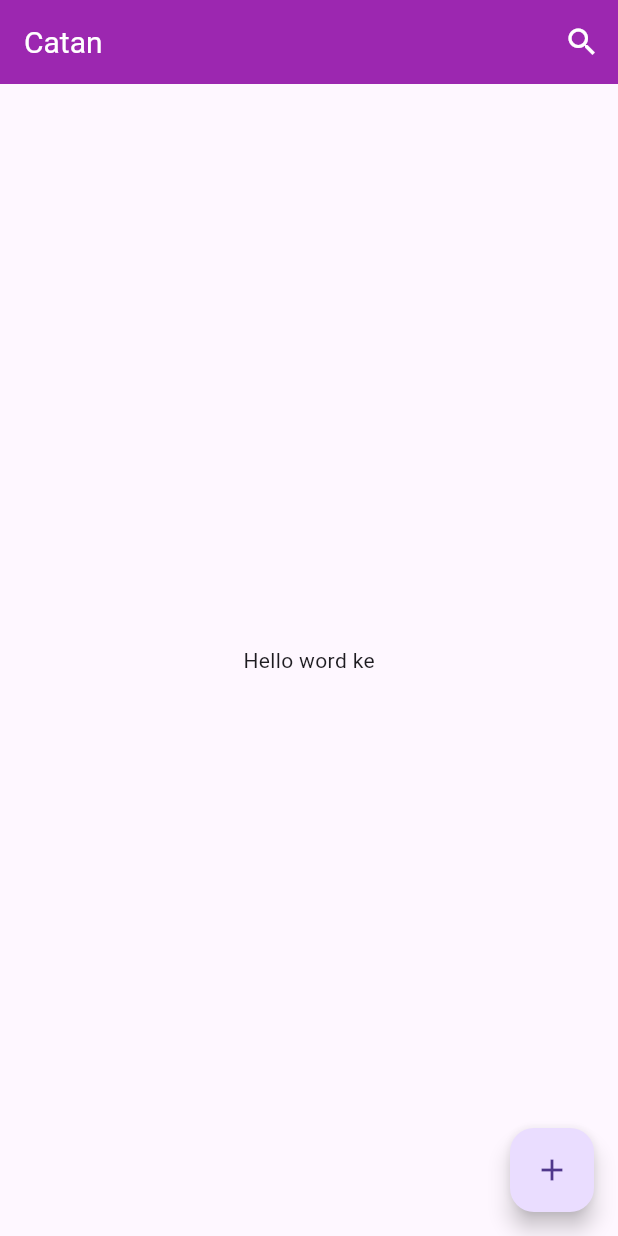
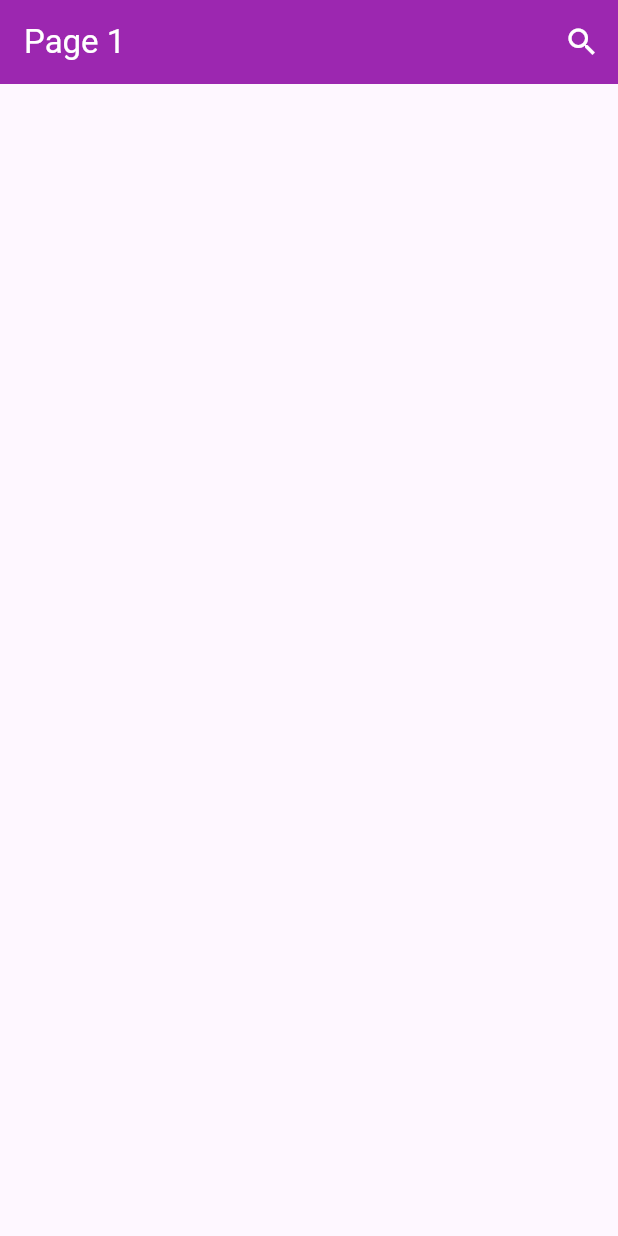
Before and after one commit to AimanFadillah/Belajar-Flutter, a Flutter app: the screen it shows after launch, on a phone screen of 412 x 824 dp. Run offline on Flutter 3.47's test engine with Material 3 defaults, Android fonts, the phone set to English and light mode, and no system bars.

```diff
--- a/lib/main.dart
+++ b/lib/main.dart
@@ -1,43 +1,17 @@
 import "package:flutter/material.dart";
+import 'page_1.dart';
+import 'page_2.dart';
 
 void main(){
   runApp(
-      const MaterialApp(
+      MaterialApp(
         title: "Homepage",
         debugShowCheckedModeBanner: false,
-        home:SafeArea(child: MyApp())
+        initialRoute: "/",
+        routes: {
+          "/":(context) => const Page1(),
+          "/page2":(context) => const Page2(),
+        },
       )
   );
 }
-
-class MyApp extends StatelessWidget {
-  const MyApp({super.key});
-  @override
-  Widget build(BuildContext context) {
-    return Scaffold(
-      appBar: AppBar(
-        title:const Text("Catan",style: TextStyle(color: Colors.white,fontSize: 20)),
-        backgroundColor: Colors.purple,
-        actions:const [
-          IconButton(onPressed: null, icon: Icon(Icons.search,color: Colors.white),tooltip: "Cari Catatan")
-        ],
-      ),
-      body:const BodyApp(),
-      floatingActionButton:const FloatingActionButton(
-          onPressed: null,
-          tooltip: "Tambah Catatan",
-          child:Icon(Icons.add)
-      ),
-    );
-  }
-}
-
-class BodyApp extends StatelessWidget{
-  const BodyApp ({super.key});
-  @override
-  Widget build(BuildContext context) {
-    return const Center(
-      child: Text("Hello word ke"),
-    );
-  }
-}
--- /dev/null
+++ b/lib/page_1.dart
@@ -0,0 +1,18 @@
+import "package:flutter/material.dart";
+
+class Page1 extends StatelessWidget{
+  const Page1({super.key});
+
+  @override
+  Widget build(BuildContext context) {
+    return Scaffold(
+      appBar: AppBar(
+        title: const Text("Page 1",style: TextStyle(color: Colors.white)),
+        backgroundColor: Colors.purple,
+        actions: [
+          IconButton(onPressed: () => Navigator.pushNamed(context,"/page2"), icon: const Icon(Icons.search,color: Colors.white))
+        ],
+      ),
+    );
+  }
+}
```
Also changed, not shown: lib/page_2.dart (added, +15 -0 lines).
